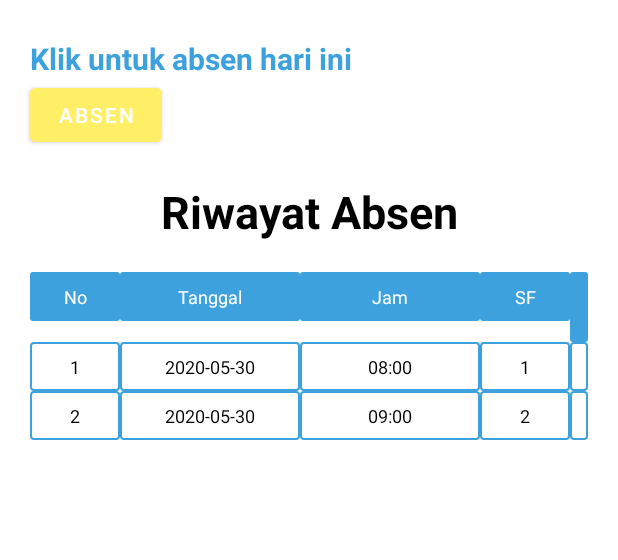
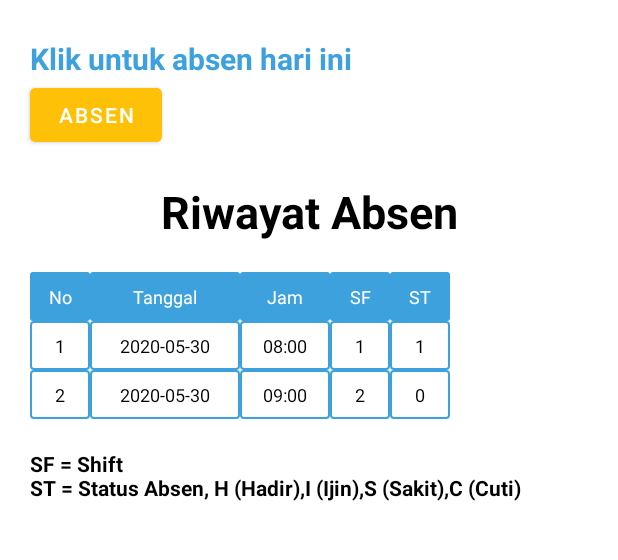
Before and after one commit to SHC12/SHC_I_PROTOTYPE_2, an Android app: the AbsensiAnggota screen opened directly, with no data from a screen before it, on a phone screen of 412 x 824 dp, the part 98-658 px from its top. Run offline under Robolectric (Android 15) with nearby library versions, the phone set to English and light mode, and no system bars.

Commit message:
rev 2 done

```diff
--- a/app/src/main/java/com/mobile/spk/anggota/FormGedung.java
+++ b/app/src/main/java/com/mobile/spk/anggota/FormGedung.java
@@ -18,7 +18,6 @@ public class FormGedung extends AppCompatActivity {
     private String[] status_gedung = {"Aman","Mencurigakan","Tidak Aman","Bahaya"};
     private String[] nama_gedungA = {"Gedung A1","Gedung A2"};
     private String[] nama_gedungB = {"Gedung B1","Gedung B2"};
-    private String[] nama_gedungC = {"Gedung C1","Gedung C2"};
 
     @Override
     protected void onCreate(Bundle savedInstanceState) {
@@ -60,7 +59,7 @@ public class FormGedung extends AppCompatActivity {
             getAdapter(gedung, nama_gedungB);
         }else if(flagGedung.equals("C")) {
             gedung = findViewById(R.id.in_nama_gedung);
-            getAdapter(gedung, nama_gedungC);
+            gedung.setText("C");
         }
     }
 
@@ -95,6 +94,9 @@ public class FormGedung extends AppCompatActivity {
             l6.setVisibility(View.GONE);
             l7.setVisibility(View.GONE);
             l8.setVisibility(View.GONE);
+            l1b.setVisibility(View.GONE);
+            l2b.setVisibility(View.GONE);
+
         } else if(flagGedung.equals("C")){
             l1b.setVisibility(View.GONE);
             l2b.setVisibility(View.GONE);
--- a/app/src/main/res/layout/activity_absensi_anggota.xml
+++ b/app/src/main/res/layout/activity_absensi_anggota.xml
@@ -57,5 +57,17 @@
         android:layout_width="match_parent"
         android:layout_height="wrap_content"
         android:layout_margin="20dp"
+        app:layout_constraintEnd_toEndOf="parent"
+        app:layout_constraintStart_toStartOf="parent"
         app:layout_constraintTop_toBottomOf="@+id/textView6" />
+
+    <TextView
+        android:layout_width="wrap_content"
+        android:layout_height="wrap_content"
+        android:layout_margin="20dp"
+        android:textStyle="bold"
+        android:textColor="@android:color/black"
+        android:text="SF = Shift\nST = Status Absen, H (Hadir),I (Ijin),S (Sakit),C (Cuti)"
+        app:layout_constraintStart_toStartOf="parent"
+        app:layout_constraintTop_toBottomOf="@+id/rv_riwayat_absen_user" />
 </androidx.constraintlayout.widget.ConstraintLayout>
--- a/app/src/main/res/layout/riwayat_absen_user_items.xml
+++ b/app/src/main/res/layout/riwayat_absen_user_items.xml
@@ -4,10 +4,14 @@
     android:layout_height="wrap_content"
     android:id="@+id/rv_item_jadwal_user"
     android:orientation="horizontal">
-
+    <LinearLayout
+        android:layout_width="wrap_content"
+        android:layout_height="match_parent"
+        >
         <TextView
             android:id="@+id/txt_no"
-        android:layout_width="60dp"
+            android:layout_width="40dp"
+            android:maxLines="1"
             android:layout_height="match_parent"
             android:layout_gravity="top"
             android:gravity="center_horizontal"
@@ -15,7 +19,7 @@
             android:textSize="12sp" />
         <TextView
             android:id="@+id/txt_tanggal"
-        android:layout_width="120dp"
+            android:layout_width="100dp"
             android:text="Tanggal"
             android:layout_toRightOf="@id/txt_no"
             android:layout_height="match_parent"
@@ -24,7 +28,7 @@
             android:textSize="12sp" />
         <TextView
             android:id="@+id/txt_jam"
-        android:layout_width="120dp"
+            android:layout_width="60dp"
             android:text="Jam"
             android:layout_toRightOf="@id/txt_tanggal"
             android:layout_height="match_parent"
@@ -34,7 +38,7 @@
 
         <TextView
             android:id="@+id/txt_sf"
-        android:layout_width="60dp"
+            android:layout_width="40dp"
             android:layout_toRightOf="@id/txt_jam"
             android:layout_height="match_parent"
             android:layout_gravity="top"
@@ -43,7 +47,7 @@
             android:textSize="12sp" />
         <TextView
             android:id="@+id/txt_st"
-        android:layout_width="60dp"
+            android:layout_width="40dp"
             android:layout_toRightOf="@id/txt_sf"
             android:layout_height="match_parent"
             android:layout_gravity="top"
@@ -51,6 +55,9 @@
             android:text="ST"
             android:textSize="12sp" />
 
+    </LinearLayout>
+
+
 
 
 </RelativeLayout>
--- a/app/src/main/res/values/colors.xml
+++ b/app/src/main/res/values/colors.xml
@@ -3,5 +3,5 @@
     <color name="colorPrimary">#3DA1DE</color>
     <color name="colorPrimaryDark">#1174B1</color>
     <color name="colorAccent">#03DAC5</color>
-    <color name="colorYellow">#FFEF66</color>
+    <color name="colorYellow">#FFC107</color>
 </resources>
```
Also changed, not shown: app/src/main/java/com/mobile/spk/danru/DaftarAbsensiHariIni.java (+3 -4 lines), app/src/main/res/layout/activity_absensi_danru.xml (+3 -16 lines). Lines whose indentation alone changed are shown as unchanged.
